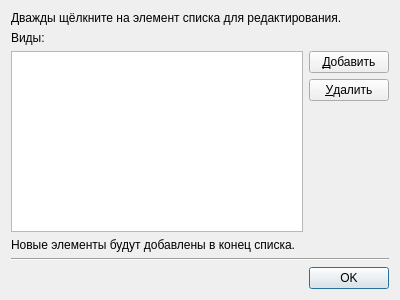
Old version of the form app/ui/dialogs/events_type_manager.ui in the repository NTO-2nd-stage-ABP/ccms.
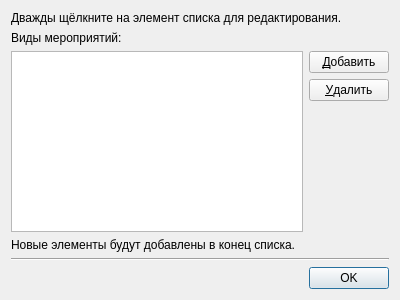
New version of the form.

Commit message: update dialogs ui for new functions

Patch:
```diff
--- a/app/ui/dialogs/events_type_manager.ui
+++ b/app/ui/dialogs/events_type_manager.ui
@@ -27,7 +27,7 @@
    <item>
     <widget class="QLabel" name="label_2">
      <property name="text">
-      <string>Виды:</string>
+      <string>Виды мероприятий:</string>
      </property>
     </widget>
    </item>
```
The commit also changes 5 other files.
